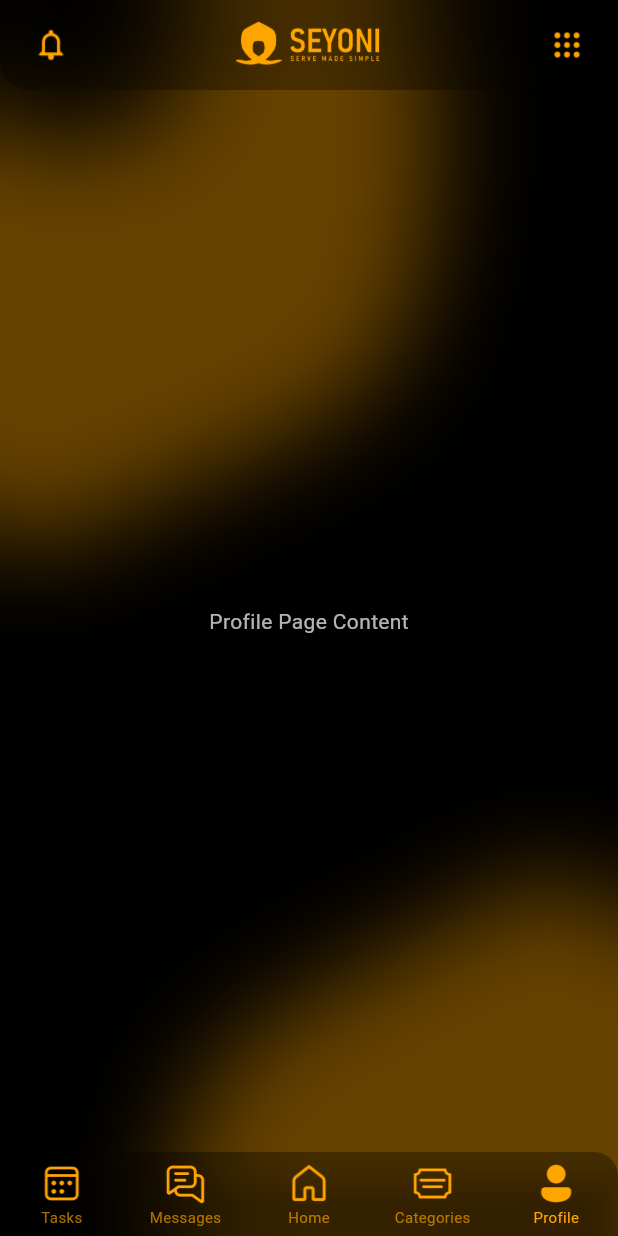
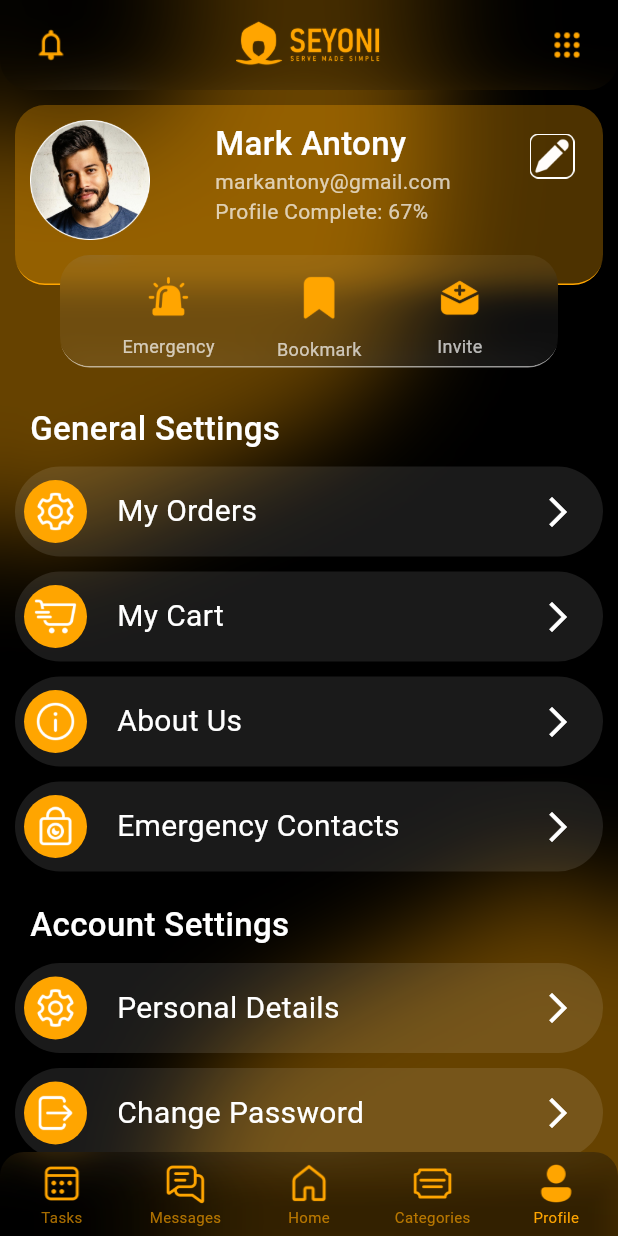
Before and after one commit to Ahzem/Seyoni, a Flutter app: the HomePage screen opened by its route, item 5 of the bottom bar chosen, on a phone screen of 412 x 824 dp. Run offline on Flutter 3.47's test engine with Material 3 defaults, Android fonts, the phone set to English and light mode, and no system bars; our stand-ins replace country_picker, flutter_svg, jwt_decoder, shared_preferences; accounts and stored records are empty.

Commit message:
Refactor font constants and add new body text style
- Refactored the font constants file to improve code organization and readability
- Added a new body text style, kBodyTextStyle2, with a font size of 12, color kParagraphTextColor, and font weight of FontWeight.w400

```diff
--- a/Front-End/lib/src/constants/constants_font.dart
+++ b/Front-End/lib/src/constants/constants_font.dart
@@ -15,6 +15,12 @@ const kSubtitleTextStyle = TextStyle(
 
 const kBodyTextStyle = TextStyle(
   fontSize: 14,
+  color: kParagraphTextColor,
+  fontWeight: FontWeight.w400,
+);
+
+const kBodyTextStyle2 = TextStyle(
+  fontSize: 12,
   color: kParagraphTextColor,
   fontWeight: FontWeight.w400,
 );
--- a/Front-End/lib/src/pages/main/mainpage.dart
+++ b/Front-End/lib/src/pages/main/mainpage.dart
@@ -4,6 +4,7 @@ import '../../widgets/customNavBar/custom_navbar.dart';
 import '../../widgets/background_widget.dart';
 import '../../constants/constants_font.dart';
 import 'package:jwt_decoder/jwt_decoder.dart';
+import '../menu/menupage.dart';
 
 class HomePage extends StatefulWidget {
   final String? token;
@@ -53,12 +54,7 @@ class HomePageState extends State<HomePage> {
         style: kBodyTextStyle,
       ),
     ),
-    const Center(
-      child: Text(
-        'Profile Page Content',
-        style: kBodyTextStyle,
-      ),
-    ),
+    const Center(child: MenuPage()),
   ];
 
   void _onNavBarTapped(int index) {
--- a/Front-End/lib/src/pages/menu/components/menu_item.dart
+++ b/Front-End/lib/src/pages/menu/components/menu_item.dart
@@ -1,8 +1,10 @@
+import 'dart:ui';
+
 import 'package:flutter/material.dart';
 import '../../../constants/constants_color.dart';
 import '../../../constants/constants_font.dart';
 
-class MenuItem extends StatelessWidget {
+class MenuItem extends StatefulWidget {
   final String iconPath;
   final String text;
   final VoidCallback onPressed;
@@ -15,11 +17,43 @@ class MenuItem extends StatelessWidget {
   });
 
   @override
+  _MenuItemState createState() => _MenuItemState();
+}
+
+class _MenuItemState extends State<MenuItem> {
+  bool _isPressed = false;
+
+  void _handlePress() {
+    setState(() {
+      _isPressed = !_isPressed;
+    });
+    widget.onPressed();
+  }
+
+  @override
   Widget build(BuildContext context) {
-    return Container(
+    return GestureDetector(
+      onTap: _handlePress,
+      child: Stack(
+        children: [
+          // Apply blur effect to the background
+          ClipRRect(
+            borderRadius: BorderRadius.circular(50),
+            child: BackdropFilter(
+              filter: ImageFilter.blur(sigmaX: 30, sigmaY: 30),
+              child: Container(
+                color: Colors
+                    .transparent, // This is needed to apply the blur effect
+              ),
+            ),
+          ),
+          AnimatedContainer(
+            duration: const Duration(milliseconds: 300),
             padding: const EdgeInsets.all(6),
             decoration: BoxDecoration(
-        color: const Color.fromARGB(255, 255, 255, 255).withOpacity(0.05),
+              color: _isPressed
+                  ? kPrimaryColor.withOpacity(0.2)
+                  : const Color.fromARGB(255, 255, 255, 255).withOpacity(0.1),
               borderRadius: BorderRadius.circular(50),
             ),
             child: Row(
@@ -28,31 +62,31 @@ class MenuItem extends StatelessWidget {
                 Row(
                   children: <Widget>[
                     Container(
-                padding: const EdgeInsets.all(5),
+                      padding: const EdgeInsets.all(6),
                       decoration: BoxDecoration(
                         color: kPrimaryColor,
                         borderRadius: BorderRadius.circular(50),
                       ),
                       child: Image.asset(
-                  iconPath,
+                        widget.iconPath,
                         height: 30,
                         width: 30,
                       ),
                     ),
-              const SizedBox(width: 10),
+                    const SizedBox(width: 20),
                     Text(
-                text,
+                      widget.text,
                       style: kMenuItemTextStyle,
                       textAlign: TextAlign.center,
                     ),
                   ],
                 ),
-          Container(
-            padding: const EdgeInsets.only(right: 10),
-            child: IconButton(
+                IconButton(
                   icon: const Icon(Icons.arrow_forward_ios),
                   color: kBackgroundColor,
-              onPressed: onPressed,
+                  onPressed: _handlePress,
+                ),
+              ],
             ),
           ),
         ],
--- /dev/null
+++ b/Front-End/lib/src/pages/menu/menupage.dart
@@ -0,0 +1,236 @@
+import 'dart:ui';
+
+import 'package:flutter/material.dart';
+import 'package:seyoni/src/constants/constants_color.dart';
+import '../../constants/constants_font.dart';
+import './components/menu_item.dart';
+
+class MenuPage extends StatelessWidget {
+  const MenuPage({super.key});
+
+  @override
+  Widget build(BuildContext context) {
+    return Container(
+      padding: const EdgeInsets.all(10),
+      child: Column(
+        children: <Widget>[
+          SizedBox(
+            height: 180, // Adjusted height to fit both containers
+            child: Stack(
+              clipBehavior: Clip.none, // To allow overflow positioning
+              children: [
+                // Background Container
+                Container(
+                  height: 120, // Original height for the main profile container
+                  decoration: BoxDecoration(
+                    color: kPrimaryColor.withOpacity(0.3),
+                    borderRadius: const BorderRadius.only(
+                      bottomLeft: Radius.circular(20),
+                      bottomRight: Radius.circular(20),
+                      topLeft: Radius.circular(20),
+                      topRight: Radius.circular(20),
+                    ),
+                    border: const Border(
+                      bottom: BorderSide(
+                        color: kPrimaryColor,
+                        width: 1,
+                      ),
+                    ),
+                  ),
+                  alignment: Alignment.center,
+                  padding: const EdgeInsets.all(10),
+                  child: Row(
+                    mainAxisAlignment: MainAxisAlignment.spaceBetween,
+                    crossAxisAlignment: CrossAxisAlignment.start,
+                    children: [
+                      Image.asset(
+                        'assets/icons/forms/Profile.png',
+                        height: 80,
+                        width: 80,
+                        fit: BoxFit.cover,
+                      ),
+                      Column(
+                        crossAxisAlignment: CrossAxisAlignment.start,
+                        children: const <Widget>[
+                          Text('Mark Antony', style: kAppBarTitleTextStyle),
+                          Text('markantony@gmail.com', style: kBodyTextStyle),
+                          Text('Profile Complete: 67%', style: kBodyTextStyle),
+                        ],
+                      ),
+                      IconButton(
+                        onPressed: () {
+                          // Add your onPressed logic here
+                        },
+                        icon: Image.asset(
+                          'assets/icons/forms/Edit.png',
+                          height: 30,
+                          width: 30,
+                          fit: BoxFit.cover,
+                        ),
+                      ),
+                    ],
+                  ),
+                ),
+                // Overlapping Container (Box on top)
+                Positioned(
+                  top: 100, // Adjusted position to overlap
+                  left: 30,
+                  right: 30,
+                  child: Container(
+                    decoration: BoxDecoration(
+                      borderRadius: BorderRadius.circular(20),
+                      border: const Border(
+                        bottom: BorderSide(
+                          color: Color.fromARGB(150, 255, 255, 255),
+                          width: 1,
+                        ),
+                      ),
+                    ),
+                    height: 75,
+                    alignment: Alignment.center,
+                    child: ClipRRect(
+                      borderRadius: BorderRadius.circular(20),
+                      child: BackdropFilter(
+                        filter: ImageFilter.blur(sigmaX: 10, sigmaY: 10),
+                        child: Container(
+                          color: const Color.fromARGB(15, 255, 255, 255),
+                          child: Row(
+                            mainAxisAlignment: MainAxisAlignment.spaceEvenly,
+                            children: [
+                              Column(
+                                mainAxisAlignment: MainAxisAlignment.center,
+                                children: [
+                                  IconButton(
+                                      onPressed: () {},
+                                      icon: Image.asset(
+                                          'assets/icons/menu/Siren.png',
+                                          height: 30,
+                                          width: 30,
+                                          fit: BoxFit.cover)),
+                                  Text('Emergency', style: kBodyTextStyle2),
+                                ],
+                              ),
+                              Column(
+                                mainAxisAlignment: MainAxisAlignment.center,
+                                children: [
+                                  IconButton(
+                                      onPressed: () {},
+                                      icon: Image.asset(
+                                          'assets/icons/menu/Bookmark.png',
+                                          height: 35,
+                                          width: 35,
+                                          fit: BoxFit.cover)),
+                                  Text('Bookmark', style: kBodyTextStyle2),
+                                ],
+                              ),
+                              Column(
+                                mainAxisAlignment: MainAxisAlignment.center,
+                                children: [
+                                  IconButton(
+                                      onPressed: () {},
+                                      icon: Image.asset(
+                                          'assets/icons/menu/Invite.png',
+                                          height: 30,
+                                          width: 30,
+                                          fit: BoxFit.cover)),
+                                  Text('Invite', style: kBodyTextStyle2),
+                                ],
+                              ),
+                            ],
+                          ),
+                        ),
+                      ),
+                    ),
+                  ),
+                ),
+              ],
+            ),
+          ),
+          const SizedBox(height: 20),
+          // General Settings
+          Container(
+            alignment: Alignment.centerLeft,
+            padding: const EdgeInsets.only(left: 10, bottom: 10),
+            child: Text('General Settings', style: kAppBarTitleTextStyle),
+          ),
+          MenuItem(
+            iconPath: 'assets/icons/menu/Settings.png',
+            text: 'My Orders',
+            onPressed: () {
+              // Add your onPressed logic here
+            },
+          ),
+          const SizedBox(height: 10),
+          MenuItem(
+            iconPath: 'assets/icons/menu/FastCart.png',
+            text: 'My Cart',
+            onPressed: () {
+              // Add your onPressed logic here
+            },
+          ),
+          const SizedBox(height: 10),
+          MenuItem(
+            iconPath: 'assets/icons/menu/Info.png',
+            text: 'About Us',
+            onPressed: () {
+              // Add your onPressed logic here
+            },
+          ),
+          const SizedBox(height: 10),
+          MenuItem(
+            iconPath: 'assets/icons/menu/Privacy.png',
+            text: 'Emergency Contacts',
+            onPressed: () {
+              // Add your onPressed logic here
+            },
+          ),
+          const SizedBox(height: 20),
+          // Account Settings
+          Container(
+              alignment: Alignment.centerLeft,
+              padding: const EdgeInsets.only(left: 10, bottom: 10),
+              child: Text('Account Settings', style: kAppBarTitleTextStyle)),
+          MenuItem(
+            iconPath: 'assets/icons/menu/Settings.png',
+            text: 'Personal Details',
+            onPressed: () {
+              // Add your onPressed logic here
+            },
+          ),
+          const SizedBox(height: 10),
+          MenuItem(
+            iconPath: 'assets/icons/menu/Logout.png',
+            text: 'Change Password',
+            onPressed: () {
+              // Add your onPressed logic here
+            },
+          ),
+          const SizedBox(height: 10),
+          MenuItem(
+            iconPath: 'assets/icons/menu/Translator.png',
+            text: 'Change Language',
+            onPressed: () {
+              // Add your onPressed logic here
+            },
+          ),
+          const SizedBox(height: 10),
+          MenuItem(
+            iconPath: 'assets/icons/menu/CreditCard.png',
+            text: 'Add Card',
+            onPressed: () {
+              // Add your onPressed logic here
+            },
+          ),
+          const SizedBox(height: 10),
+          MenuItem(
+            iconPath: 'assets/icons/menu/Logout.png',
+            text: 'Log Out',
+            onPressed: () {
+              // Add your onPressed logic here
+            },
+          ),
+        ],
+      ),
+    );
+  }
+}
--- a/Front-End/lib/src/widgets/alertbox/menu.dart
+++ b/Front-End/lib/src/widgets/alertbox/menu.dart
@@ -12,7 +12,7 @@ class MenuSignOut extends StatelessWidget {
     return Stack(
       children: <Widget>[
         const Opacity(
-          opacity: 0.2, // Background opacity
+          opacity: 0.5, // Background opacity
           child: ModalBarrier(
             dismissible: true,
             color: Colors.black,
```
Also changed, not shown: Front-End/assets/icons/forms/Edit.png (added), Front-End/assets/icons/menu/Contact.png (renamed from Front-End/assets/icons/menu/At sign.png), Front-End/assets/icons/menu/Terms.png (renamed from Front-End/assets/icons/menu/TermsandConditions.png), Front-End/flutter_01.png (added). Lines whose indentation alone changed are shown as unchanged.
